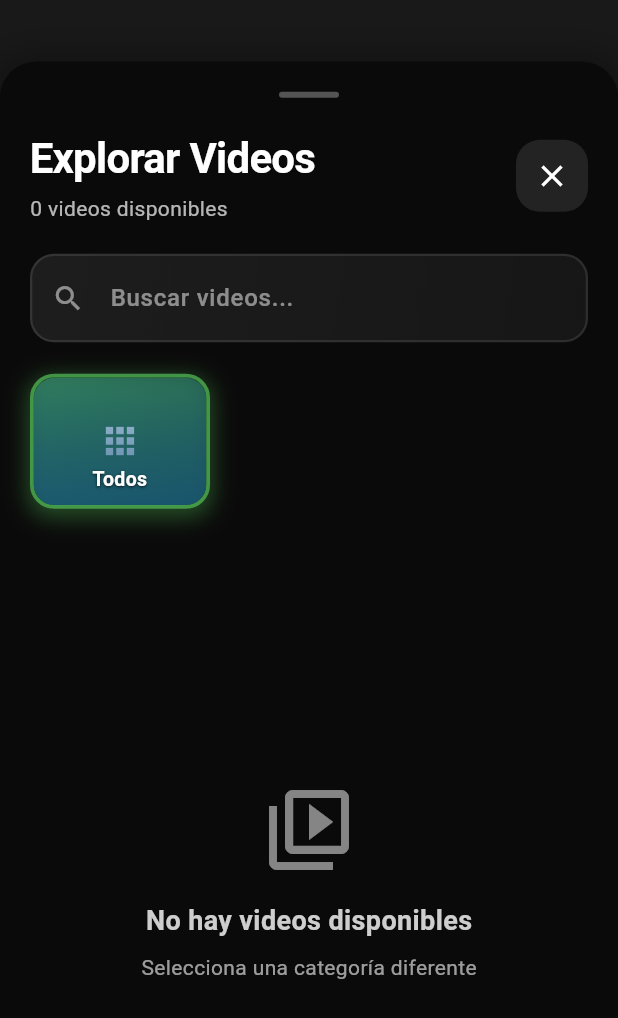
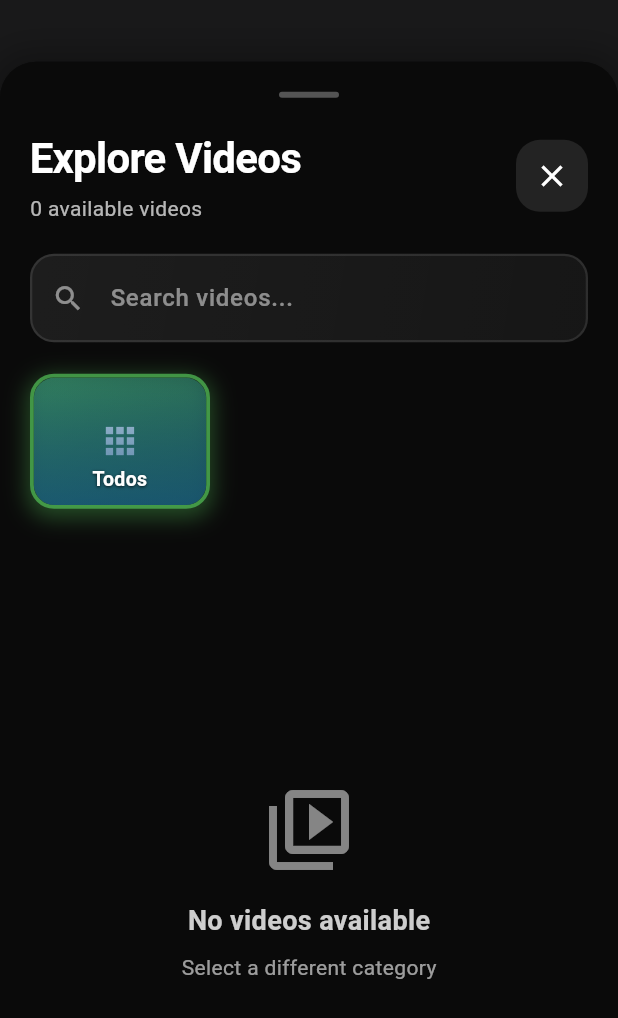
Before and after one commit to CB-Luna/uwifi_uwifi_mobile_app, a Flutter app: the VideoExplorerPage widget shown alone on an empty page, opened directly, on a phone screen of 412 x 824 dp. Shown: the top 1018 px of the screen. Run offline on Flutter 3.47's test engine with Material 3 defaults, Android fonts, the phone set to English and light mode, and no system bars; our stand-ins replace animated_toggle_switch, bloc, cached_network_image, dartz, equatable, flutter_bloc and 15 more; missing offline and left inert: flutter_internet_speed_test; accounts and stored records are empty; network calls fail.

Commit message:
Cambio al inglés la navegación.

```diff
--- a/lib/features/videos/presentation/widgets/categories/search_bar_widget.dart
+++ b/lib/features/videos/presentation/widgets/categories/search_bar_widget.dart
@@ -9,9 +9,11 @@ class SearchBarWidget extends StatefulWidget {
   final String hintText;
 
   const SearchBarWidget({
-    required this.controller, required this.onChanged, super.key,
+    required this.controller,
+    required this.onChanged,
+    super.key,
     this.onClear,
-    this.hintText = 'Buscar videos...',
+    this.hintText = 'Search videos...',
   });
 
   @override
--- a/lib/features/videos/presentation/widgets/categories/video_explorer_page.dart
+++ b/lib/features/videos/presentation/widgets/categories/video_explorer_page.dart
@@ -1,15 +1,15 @@
 import 'package:flutter/material.dart';
+import 'package:flutter/services.dart';
 import 'package:flutter_bloc/flutter_bloc.dart';
-import 'package:flutter/services.dart';
 
 import '../../../../../core/utils/app_logger.dart';
 import '../../../domain/entities/ad.dart';
 import '../../bloc/video_explorer_bloc.dart';
 import '../../bloc/video_explorer_event.dart';
 import '../../bloc/video_explorer_state.dart';
-import 'video_grid_widget.dart';
 import 'category_filter_widget.dart';
 import 'search_bar_widget.dart';
+import 'video_grid_widget.dart';
 
 /// Widget principal para explorar videos con filtros y miniaturas
 class VideoExplorerPage extends StatefulWidget {
@@ -211,7 +211,7 @@ class _VideoExplorerPageState extends State<VideoExplorerPage>
                   crossAxisAlignment: CrossAxisAlignment.start,
                   children: [
                     const Text(
-                      'Explorar Videos',
+                      'Explore Videos',
                       style: TextStyle(
                         color: Colors.white,
                         fontSize: 28,
@@ -224,7 +224,7 @@ class _VideoExplorerPageState extends State<VideoExplorerPage>
                       builder: (context, state) {
                         if (state is VideoExplorerLoaded) {
                           return Text(
-                            '${state.filteredVideos.length} videos disponibles',
+                            '${state.filteredVideos.length} available videos',
                             style: TextStyle(
                               color: Colors.white.withValues(alpha: 0.7),
                               fontSize: 14,
@@ -232,7 +232,7 @@ class _VideoExplorerPageState extends State<VideoExplorerPage>
                           );
                         }
                         return Text(
-                          'Cargando...',
+                          'Loading...',
                           style: TextStyle(
                             color: Colors.white.withValues(alpha: 0.7),
                             fontSize: 14,
@@ -285,12 +285,12 @@ class _VideoExplorerPageState extends State<VideoExplorerPage>
             selectedCategory: state.selectedCategory,
             onCategorySelected: (category) {
               if (category == null) {
-                // Mostrar todos los videos
+                // Show all videos
                 context.read<VideoExplorerBloc>().add(
-                  const FilterByCategory(categoryName: 'Todos'),
+                  const FilterByCategory(categoryName: 'All'),
                 );
               } else {
-                // Filtrar por categoría específica
+                // Filter by specific category
                 context.read<VideoExplorerBloc>().add(
                   FilterByCategory(
                     categoryId: category.id,
@@ -317,7 +317,7 @@ class _VideoExplorerPageState extends State<VideoExplorerPage>
                 CircularProgressIndicator(color: Colors.white, strokeWidth: 2),
                 SizedBox(height: 16),
                 Text(
-                  'Cargando videos...',
+                  'Loading videos...',
                   style: TextStyle(color: Colors.white70, fontSize: 16),
                 ),
               ],
@@ -337,7 +337,7 @@ class _VideoExplorerPageState extends State<VideoExplorerPage>
                 ),
                 const SizedBox(height: 16),
                 Text(
-                  'Error al cargar videos',
+                  'Error loading videos',
                   style: TextStyle(
                     color: Colors.white.withValues(alpha: 0.9),
                     fontSize: 18,
@@ -371,7 +371,7 @@ class _VideoExplorerPageState extends State<VideoExplorerPage>
                       borderRadius: BorderRadius.circular(12),
                     ),
                   ),
-                  child: const Text('Reintentar'),
+                  child: const Text('Retry'),
                 ),
               ],
             ),
@@ -394,8 +394,8 @@ class _VideoExplorerPageState extends State<VideoExplorerPage>
                   const SizedBox(height: 16),
                   Text(
                     state.searchQuery.isNotEmpty
-                        ? 'No se encontraron videos'
-                        : 'No hay videos disponibles',
+                        ? 'No videos found'
+                        : 'No videos available',
                     style: TextStyle(
                       color: Colors.white.withValues(alpha: 0.8),
                       fontSize: 18,
@@ -405,8 +405,8 @@ class _VideoExplorerPageState extends State<VideoExplorerPage>
                   const SizedBox(height: 8),
                   Text(
                     state.searchQuery.isNotEmpty
-                        ? 'Intenta con otros términos de búsqueda'
-                        : 'Selecciona una categoría diferente',
+                        ? 'Try different search terms'
+                        : 'Select a different category',
                     style: TextStyle(
                       color: Colors.white.withValues(alpha: 0.6),
                       fontSize: 14,
```
Also changed, not shown: lib/features/home/presentation/pages/home_page.dart (+7 -11 lines).
